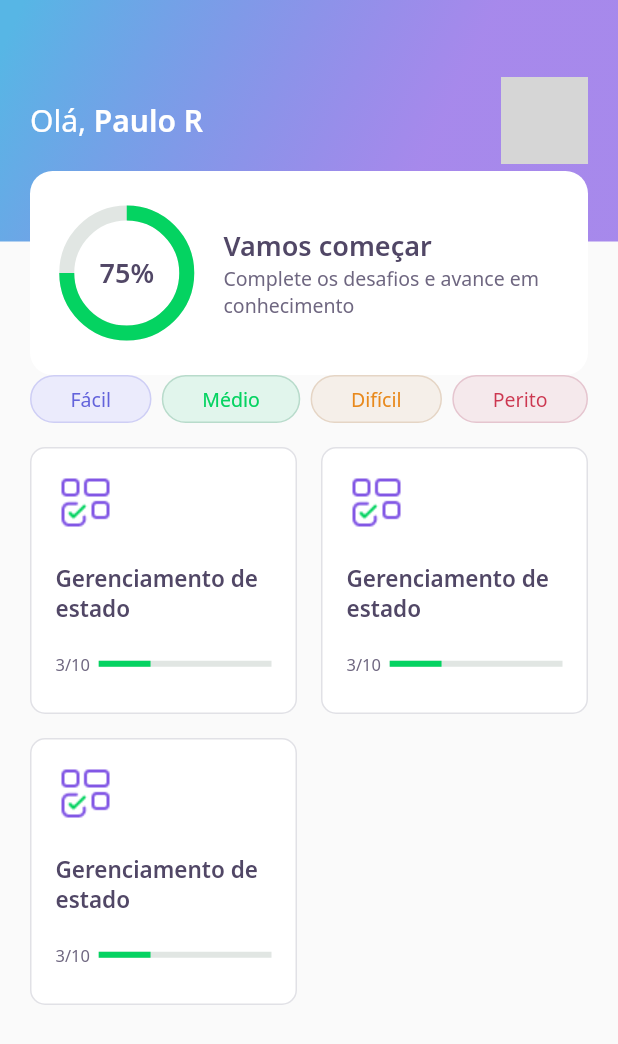
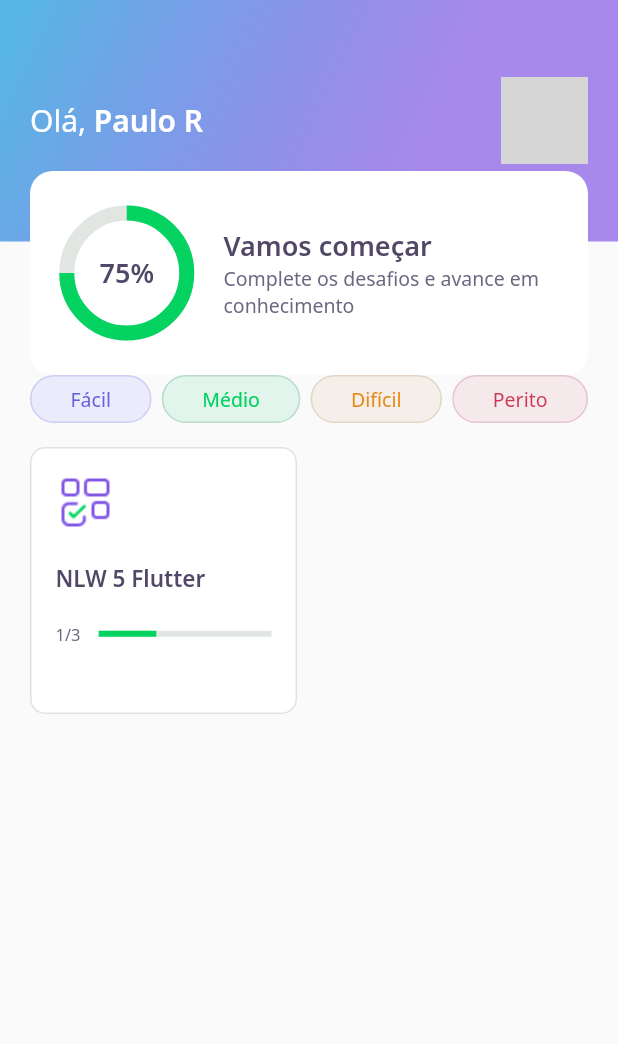
Before and after one commit to prspaulo/NLW_flutter, a Flutter app: the HomePage screen opened directly, on a phone screen of 412 x 824 dp. Shown: the top 1044 px of the screen. Run offline on Flutter 3.47's test engine with Material 2 defaults, Android fonts, the phone set to English and light mode, and no system bars; our stand-ins replace google_fonts; accounts and stored records are empty; network calls fail; grey boxes are pictures that could not be loaded.

Commit message:
Aula 3
Home Controller
Database Local
Home Repository
Models(question, awnser, user quiz)

```diff
--- /dev/null
+++ b/devquiz/assets/database/quizzes.json
@@ -0,0 +1,39 @@
+[
+    {
+      "title": "NLW 5 Flutter",
+      "imagem": "blocks",
+      "questionAnswered": 1,
+      "level": "facil",
+      "questions": [
+          {
+              "title": "Está curtindo o Flutter?",
+                "awnsers": [
+                    {"title": "Estou curtindo"},
+                    {"title": "Amando Flutter"},
+                    {"title": "Muito top"},
+                    {"title": "Flutter é zica"}
+                ]
+          },
+
+          {
+              "title": "Está curtindo o Flutter?",
+                "awnsers": [
+                    {"title": "Estou curtindo"},
+                    {"title": "Amando Flutter"},
+                    {"title": "Muito top"},
+                    {"title": "Flutter é zica"}
+                ]
+          },
+
+          {
+              "title": "Está curtindo o Flutter?",
+                "awnsers": [
+                    {"title": "Estou curtindo"},
+                    {"title": "Amando Flutter"},
+                    {"title": "Muito top"},
+                    {"title": "Flutter é zica"}
+                ]
+          }
+      ]
+    }
+]
--- /dev/null
+++ b/devquiz/assets/database/user.json
@@ -0,0 +1,5 @@
+{
+    "name": "Paulo R",
+    "score": 100,
+    "photoUrl": "https://avatars.githubusercontent.com/u/20258839?v=4"
+}
--- a/devquiz/lib/core/app_widget.dart
+++ b/devquiz/lib/core/app_widget.dart
@@ -9,7 +9,7 @@ class AppWidget extends StatelessWidget {
   Widget build(BuildContext context) {
     return MaterialApp(
       title: "DevQuiz",
-      home: ChallengePage(),
+      home: HomePage(),
     );
   }
 }
--- /dev/null
+++ b/devquiz/lib/home/home_controller.dart
@@ -0,0 +1,33 @@
+import 'package:devquiz/core/app_images.dart';
+import 'package:devquiz/home/home_state.dart';
+import 'package:devquiz/shared/models/awnser_model.dart';
+import 'package:devquiz/shared/models/question_model.dart';
+import 'package:devquiz/shared/models/quiz_model.dart';
+import 'package:devquiz/shared/models/user_model.dart';
+import 'package:flutter/cupertino.dart';
+import 'package:flutter/foundation.dart';
+
+import 'home_repository.dart';
+
+class HomeController {
+  final stateNotifier = ValueNotifier<HomeState>(HomeState.empty);
+  set state(HomeState state) => stateNotifier.value = state;
+  HomeState get state => stateNotifier.value;
+
+  UserModel? user;
+  List<QuizModel>? quizzes;
+
+  final repository = HomeRepository();
+
+  void getUser() async {
+    state = HomeState.loading;
+    user = await repository.getUser();
+    state = HomeState.success;
+  }
+
+  void getQuizzes() async {
+    state = HomeState.loading;
+    quizzes = await repository.getQuizzes();
+    state = HomeState.success;
+  }
+}
--- a/devquiz/lib/home/home_page.dart
+++ b/devquiz/lib/home/home_page.dart
@@ -1,3 +1,8 @@
+import 'package:devquiz/challenge/widgets/quiz/quiz_widget.dart';
+import 'package:devquiz/core/app_colors.dart';
+import 'package:devquiz/home/home_state.dart';
+
+import 'home_controller.dart';
 import 'package:devquiz/home/widgets/appbar/app_bar_widget.dart';
 import 'package:devquiz/home/widgets/level_button/level_button_widget.dart';
 import 'package:devquiz/home/widgets/quiz_card/quiz_card_widget.dart';
@@ -11,10 +16,25 @@ class HomePage extends StatefulWidget {
 }
 
 class _HomePageState extends State<HomePage> {
+  final controller = HomeController();
+
+  @override
+  void initState() {
+    super.initState();
+    controller.getUser();
+    controller.getQuizzes();
+    controller.stateNotifier.addListener(() {
+      setState(() {});
+    });
+  }
+
   @override
   Widget build(BuildContext context) {
+    if (controller.state == HomeState.success) {
       return Scaffold(
-      appBar: AppBarWidget(),
+        appBar: AppBarWidget(
+          user: controller.user!,
+        ),
         body: Padding(
           padding: const EdgeInsets.symmetric(horizontal: 20),
           child: Column(
@@ -44,16 +64,28 @@ class _HomePageState extends State<HomePage> {
                   crossAxisSpacing: 16,
                   mainAxisSpacing: 16,
                   crossAxisCount: 2,
-                children: [
-                  QuizCardWidget(),
-                  QuizCardWidget(),
-                  QuizCardWidget()
-                ],
+                  children: controller.quizzes!
+                      .map((e) => QuizCardWidget(
+                            title: e.title,
+                            percent: e.questionAnswered / e.questions.length,
+                            completed:
+                                "${e.questionAnswered}/${e.questions.length}",
+                          ))
+                      .toList(),
                 ),
               )
             ],
           ),
         ),
       );
+    } else {
+      return Scaffold(
+        body: Center(
+          child: CircularProgressIndicator(
+            valueColor: AlwaysStoppedAnimation<Color>(AppColors.darkGreen),
+          ),
+        ),
+      );
     }
   }
+}
--- /dev/null
+++ b/devquiz/lib/home/home_state.dart
@@ -0,0 +1 @@
+enum HomeState { success, loading, error, empty }
--- a/devquiz/lib/home/widgets/appbar/app_bar_widget.dart
+++ b/devquiz/lib/home/widgets/appbar/app_bar_widget.dart
@@ -1,10 +1,13 @@
 import 'package:devquiz/core/app_text_styles.dart';
 import 'package:devquiz/core/app_gradients.dart';
 import 'package:devquiz/home/widgets/score_card/score_card_widget.dart';
+import 'package:devquiz/shared/models/user_model.dart';
 import 'package:flutter/material.dart';
 
 class AppBarWidget extends PreferredSize {
-  AppBarWidget()
+  final UserModel user;
+
+  AppBarWidget({required this.user})
       : super(
           preferredSize: Size.fromHeight(250),
           child: Container(
@@ -24,7 +27,7 @@ class AppBarWidget extends PreferredSize {
                             style: AppTextStyles.title,
                             children: [
                               TextSpan(
-                                text: "Paulo R",
+                                text: user.name,
                                 style: AppTextStyles.titleBold,
                               )
                             ])),
@@ -34,8 +37,7 @@ class AppBarWidget extends PreferredSize {
                           decoration: BoxDecoration(
                             borderRadius: BorderRadius.circular(10),
                             image: DecorationImage(
-                              image: NetworkImage(
-                                  "https://avatars.githubusercontent.com/u/20258839?v=4"),
+                              image: NetworkImage(user.photoUrl),
                             ),
                           ),
                         )
--- a/devquiz/lib/home/widgets/quiz_card/quiz_card_widget.dart
+++ b/devquiz/lib/home/widgets/quiz_card/quiz_card_widget.dart
@@ -5,7 +5,16 @@ import 'package:devquiz/shared/widgets/progress_indicator/progress_indicator_wid
 import 'package:flutter/material.dart';
 
 class QuizCardWidget extends StatelessWidget {
-  const QuizCardWidget({Key? key}) : super(key: key);
+  final String title;
+  final String completed;
+  final double percent;
+
+  const QuizCardWidget(
+      {Key? key,
+      required this.title,
+      required this.completed,
+      required this.percent})
+      : super(key: key);
 
   @override
   Widget build(BuildContext context) {
@@ -28,7 +37,7 @@ class QuizCardWidget extends StatelessWidget {
             height: 20,
           ),
           Text(
-            "Gerenciamento de estado",
+            title,
             style: AppTextStyles.heading15,
           ),
           SizedBox(
@@ -39,14 +48,14 @@ class QuizCardWidget extends StatelessWidget {
               Expanded(
                 flex: 1,
                 child: Text(
-                  "3/10",
+                  completed,
                   style: AppTextStyles.body11,
                 ),
               ),
               Expanded(
                   flex: 4,
                   child: ProgressIndicatorWidget(
-                    value: 0.3,
+                    value: percent,
                   ))
             ],
           )
--- /dev/null
+++ b/devquiz/lib/shared/models/quiz_model.dart
@@ -0,0 +1,66 @@
+import 'dart:convert';
+
+import 'package:devquiz/shared/models/question_model.dart';
+import 'package:flutter/cupertino.dart';
+
+enum Level { facil, medio, dificil, perito }
+
+extension LevelStringEx on String {
+  Level get parse => {
+        "facil": Level.facil,
+        "medio": Level.medio,
+        "dificil": Level.dificil,
+        "perito": Level.perito
+      }[this]!;
+}
+
+extension LevelExt on Level {
+  String get parse => {
+        Level.facil: "facil",
+        Level.medio: "medio",
+        Level.dificil: "dificil",
+        Level.perito: "perito"
+      }[this]!;
+}
+
+class QuizModel {
+  final String title;
+  final List<QuestionModel> questions;
+  final int questionAnswered;
+  final String imagem;
+  final Level level;
+
+  QuizModel({
+    required this.title,
+    this.questionAnswered = 0,
+    required this.imagem,
+    required this.level,
+    required this.questions,
+  });
+
+  Map<String, dynamic> toMap() {
+    return {
+      'title': title,
+      'questions': questions.map((x) => x.toMap()).toList(),
+      'questionAnswered': questionAnswered,
+      'imagem': imagem,
+      'level': level.parse,
+    };
+  }
+
+  factory QuizModel.fromMap(Map<String, dynamic> map) {
+    return QuizModel(
+      title: map['title'],
+      questions: List<QuestionModel>.from(
+          map['questions'].map((x) => QuestionModel.fromMap(x))),
+      questionAnswered: map['questionAnswered'],
+      imagem: map['imagem'],
+      level: map['level'].toString().parse,
+    );
+  }
+
+  String toJson() => json.encode(toMap());
+
+  factory QuizModel.fromJson(String source) =>
+      QuizModel.fromMap(json.decode(source));
+}
--- /dev/null
+++ b/devquiz/lib/shared/models/user_model.dart
@@ -0,0 +1,34 @@
+import 'dart:convert';
+
+class UserModel {
+  final String name;
+  final String photoUrl;
+  final int score;
+
+  UserModel({
+    required this.name,
+    required this.photoUrl,
+    this.score = 0,
+  });
+
+  Map<String, dynamic> toMap() {
+    return {
+      'name': name,
+      'photoUrl': photoUrl,
+      'score': score,
+    };
+  }
+
+  factory UserModel.fromMap(Map<String, dynamic> map) {
+    return UserModel(
+      name: map['name'],
+      photoUrl: map['photoUrl'],
+      score: map['score'],
+    );
+  }
+
+  String toJson() => json.encode(toMap());
+
+  factory UserModel.fromJson(String source) =>
+      UserModel.fromMap(json.decode(source));
+}
--- a/devquiz/pubspec.yaml
+++ b/devquiz/pubspec.yaml
@@ -18,5 +18,6 @@ dev_dependencies:
 flutter:
   assets:
     - assets/images/
+    - assets/database/
 
   uses-material-design: true
```
Also changed, not shown: devquiz/lib/home/home_repository.dart (added, +21 -0 lines), devquiz/lib/shared/models/awnser_model.dart (added, +30 -0 lines), devquiz/lib/shared/models/question_model.dart (added, +35 -0 lines). Lines whose indentation alone changed are shown as unchanged.
